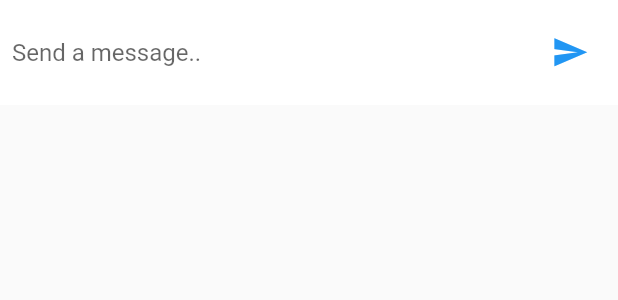
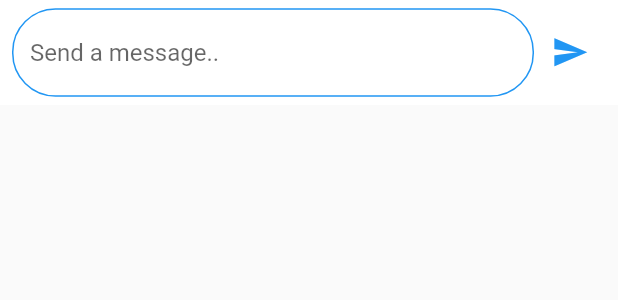
Before and after one commit to efe-egbevwie/BlueChat, a Flutter app: the NewMessageWidget widget shown alone on an empty page, opened directly, on a phone screen of 412 x 824 dp. Shown: the top 300 px of the screen. Run offline on Flutter 3.47's test engine with Material 2 defaults, Android fonts, the phone set to English and light mode, and no system bars; drawn by our look-alikes of streaming_shared_preferences; our stand-ins replace cloud_firestore, firebase_auth, firebase_core, firebase_storage, flushbar, flutter_svg and 2 more; accounts and stored records are empty.

Commit message:
Changed styling of new message widget to have a rounded border

```diff
--- a/lib/screens/home/chatPage.dart
+++ b/lib/screens/home/chatPage.dart
@@ -161,7 +161,15 @@ class _NewMessageWidgetState extends State<NewMessageWidget> {
         children: <Widget>[
           Expanded(
             child: TextField(
-              decoration: InputDecoration.collapsed(
+              decoration: InputDecoration(
+                border: OutlineInputBorder(
+                  borderRadius: BorderRadius.circular(29),
+                ),
+                enabled: true,
+                enabledBorder: OutlineInputBorder(
+                    borderSide: BorderSide(color: Theme.of(context).primaryColor),
+                    borderRadius: BorderRadius.circular(29)
+                ),
                 hintText: 'Send a message..',
               ),
               textCapitalization: TextCapitalization.sentences,
```
